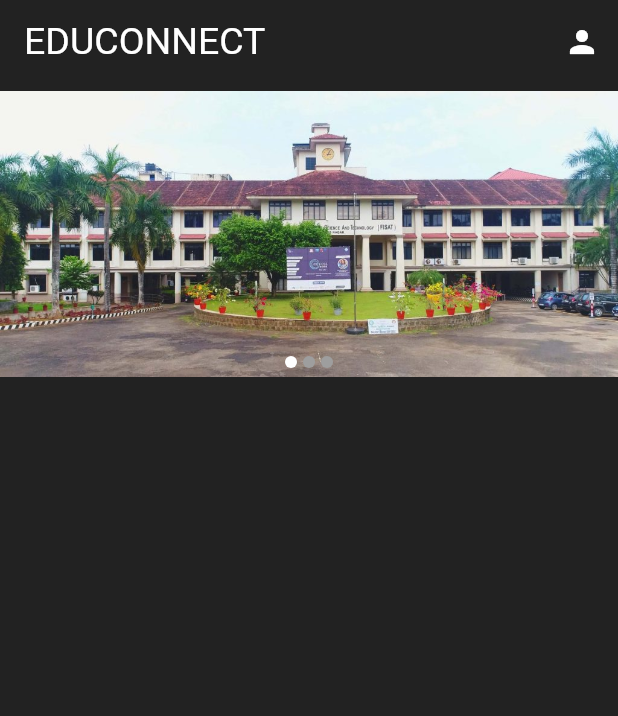
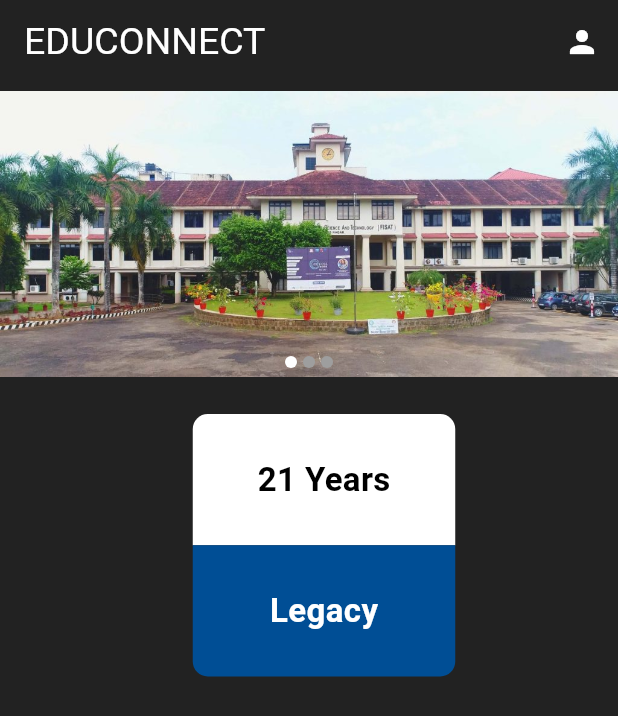
Before and after one commit to devadathanbabu/mainproject_frontend, a Flutter app: the screen it shows after launch, on a phone screen of 412 x 824 dp. Shown: the top 716 px of the screen. Run offline on Flutter 3.47's test engine with Material 3 defaults, Android fonts, the phone set to English and light mode, and no system bars; drawn by our look-alikes of carousel_slider; our stand-ins replace file_picker, flutter_svg, logger, permission_handler; missing offline and left inert: flutter_pdfview.

Commit message:
dashboard ui

```diff
--- a/lib/pages/dashboard.dart
+++ b/lib/pages/dashboard.dart
@@ -207,6 +207,58 @@ class _menuPageState extends State<menuPage> {
                     ),
                   ],
                 ),
+                 SizedBox(height: 20,),
+                SingleChildScrollView(
+                  scrollDirection: Axis.horizontal,
+                  child: Row(
+                    children: [
+                      SizedBox(width: 20,),
+                      Container(
+                        height: 175,
+                        width: 175,
+                        decoration: BoxDecoration(
+                          borderRadius: BorderRadius.circular(10),
+                        ),
+                        child: Column(
+                          children: [
+                            Expanded(
+                              child: Container(
+                                decoration: BoxDecoration(
+                                  color: Colors.white,
+                                  borderRadius: BorderRadius.only(
+                                    topLeft: Radius.circular(10),
+                                    topRight: Radius.circular(10),
+                                  ),
+                                ),
+                                alignment: Alignment.center,
+                                child: Text("21 Years",
+                                    style: TextStyle(color: Colors.black,
+                                    fontWeight: FontWeight.bold,
+                                    fontSize: 22)),
+                              ),
+                            ),
+                            Expanded(
+                              child: Container(
+                                decoration: BoxDecoration(
+                                  color: Color(0xFF004E95),
+                                  borderRadius: BorderRadius.only(
+                                    bottomLeft: Radius.circular(10),
+                                    bottomRight: Radius.circular(10),
+                                  ),
+                                ),
+                                alignment: Alignment.center,
+                                child: Text("Legacy", style: TextStyle(color: Colors.white,
+                                    fontWeight: FontWeight.bold,
+                                    fontSize: 22)),
+                              ),
+                            ),
+
+                          ],
+                        ),
+                      ),
+                    ],
+                  ),
+                )
 
 
 
```
